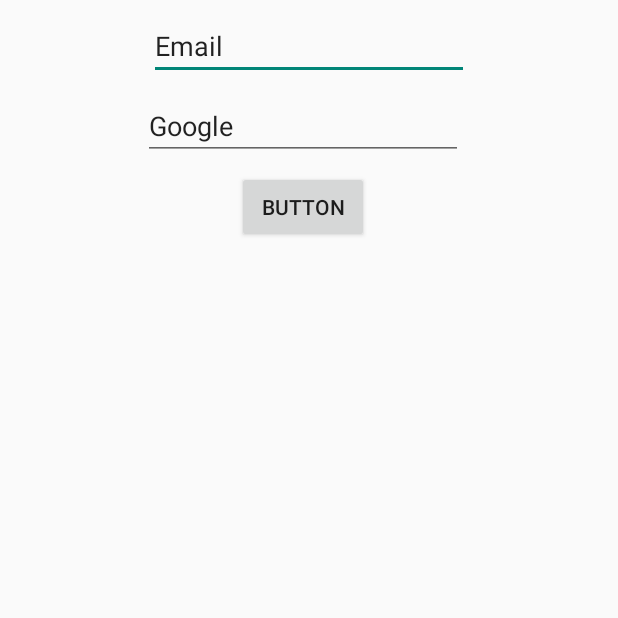
After one commit to MicheleGrisafi/Picrate, an Android app: the signup_activity screen opened directly, with no data from a screen before it, on a phone screen of 412 x 824 dp, the top half of it. The commit adds this screen. Run offline under Robolectric (Android 15) with nearby library versions, the phone set to English and light mode, and no system bars.

Commit message:
Modidche DAO

```diff
--- a/app/src/main/AndroidManifest.xml
+++ b/app/src/main/AndroidManifest.xml
@@ -10,6 +10,7 @@
     <uses-permission android:name="android.permission.WRITE_EXTERNAL_STORAGE" />
     <uses-permission android:name="android.permission.INTERNET" />
     <uses-permission android:name="android.permission.ACCESS_NETWORK_STATE" />
+
     <uses-feature android:name="android.hardware.camera2.full" />
 
     <uses-permission android:name="android.permission.READ_PHONE_STATE" />
@@ -30,7 +31,8 @@
             </intent-filter>
         </activity>
         <activity android:name=".camera" />
-        <activity android:name=".checkPhoto"></activity>
+        <activity android:name=".checkPhoto" />
+        <activity android:name=".signup_activity"></activity>
     </application>
 
 </manifest>
--- /dev/null
+++ b/app/src/main/java/androidlab/fotografando/signup_activity.java
@@ -0,0 +1,26 @@
+package androidlab.fotografando;
+
+import android.app.Activity;
+import android.os.Bundle;
+import android.view.View;
+import android.widget.Button;
+import android.widget.Toast;
+
+import androidlab.DB.Objects.Utente;
+
+public class signup_activity extends Activity {
+
+    @Override
+    protected void onCreate(Bundle savedInstanceState) {
+        super.onCreate(savedInstanceState);
+        setContentView(R.layout.activity_signup_activity);
+
+        Button btn = (Button)findViewById(R.id.button);
+        btn.setOnClickListener(new View.OnClickListener() {
+            @Override
+            public void onClick(View v) {
+                new SignUpTask(getApplicationContext()).execute(new Utente("miki426811@gmail.comma","googleKey1"));
+            }
+        });
+    }
+}
--- a/app/src/main/res/layout/activity_main.xml
+++ b/app/src/main/res/layout/activity_main.xml
@@ -49,7 +49,7 @@
                         android:layout_marginLeft="8dp"
                         android:layout_marginRight="8dp"
                         android:layout_marginTop="8dp"
-                        android:text="Take photo"
+                        android:text="Create user"
                         app:layout_constraintLeft_toLeftOf="parent"
                         app:layout_constraintRight_toRightOf="parent"
                         app:layout_constraintTop_toTopOf="parent" />
--- /dev/null
+++ b/app/src/main/res/layout/activity_signup_activity.xml
@@ -0,0 +1,48 @@
+<?xml version="1.0" encoding="utf-8"?>
+<android.support.constraint.ConstraintLayout xmlns:android="http://schemas.android.com/apk/res/android"
+    xmlns:app="http://schemas.android.com/apk/res-auto"
+    xmlns:tools="http://schemas.android.com/tools"
+    android:layout_width="match_parent"
+    android:layout_height="match_parent"
+    tools:context="androidlab.fotografando.signup_activity">
+
+    <EditText
+        android:id="@+id/editText"
+        android:layout_width="wrap_content"
+        android:layout_height="wrap_content"
+        android:layout_marginLeft="8dp"
+        android:layout_marginRight="8dp"
+        android:layout_marginTop="8dp"
+        android:ems="10"
+        android:inputType="textPersonName"
+        android:text="Email"
+        app:layout_constraintLeft_toLeftOf="parent"
+        app:layout_constraintRight_toRightOf="parent"
+        app:layout_constraintTop_toTopOf="parent" />
+
+    <EditText
+        android:id="@+id/editText2"
+        android:layout_width="wrap_content"
+        android:layout_height="wrap_content"
+        android:layout_marginLeft="0dp"
+        android:layout_marginRight="8dp"
+        android:layout_marginTop="8dp"
+        android:ems="10"
+        android:inputType="textPersonName"
+        android:text="Google"
+        app:layout_constraintLeft_toLeftOf="@+id/editText"
+        app:layout_constraintRight_toRightOf="@+id/editText"
+        app:layout_constraintTop_toBottomOf="@+id/editText" />
+
+    <Button
+        android:id="@+id/button"
+        android:layout_width="wrap_content"
+        android:layout_height="wrap_content"
+        android:text="Button"
+        android:layout_marginTop="7dp"
+        app:layout_constraintTop_toBottomOf="@+id/editText2"
+        android:layout_marginRight="8dp"
+        app:layout_constraintRight_toRightOf="@+id/editText2"
+        android:layout_marginLeft="8dp"
+        app:layout_constraintLeft_toLeftOf="@+id/editText2" />
+</android.support.constraint.ConstraintLayout>
```
Also changed, not shown: app/src/main/java/androidlab/DB/DAO/PhotoDAO.java (+9 -0 lines), app/src/main/java/androidlab/DB/DAO/UtenteDAO.java (+7 -0 lines), app/src/main/java/androidlab/DB/DAO/implementations/PhotoDAO_DB_impl.java (+29 -0 lines), app/src/main/java/androidlab/DB/DAO/implementations/UtenteDAO_DB_impl.java (+77 -10 lines), app/src/main/java/androidlab/DB/MySqlDatabase.java (+129 -13 lines), app/src/main/java/androidlab/DB/Objects/Challenge.java (added, +66 -0 lines), app/src/main/java/androidlab/DB/Objects/ChallengeSession.java (added, +28 -0 lines), app/src/main/java/androidlab/DB/Objects/Photo.java (+59 -3 lines), app/src/main/java/androidlab/DB/Objects/Utente.java (+24 -8 lines), app/src/main/java/androidlab/fotografando/MainActivity.java (+8 -0 lines), app/src/main/java/androidlab/fotografando/SignUpTask.java (added, +57 -0 lines), 1 other file.
